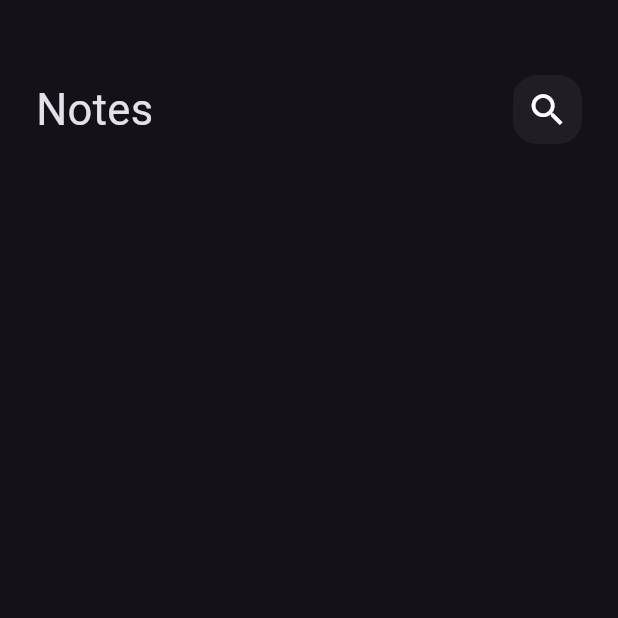
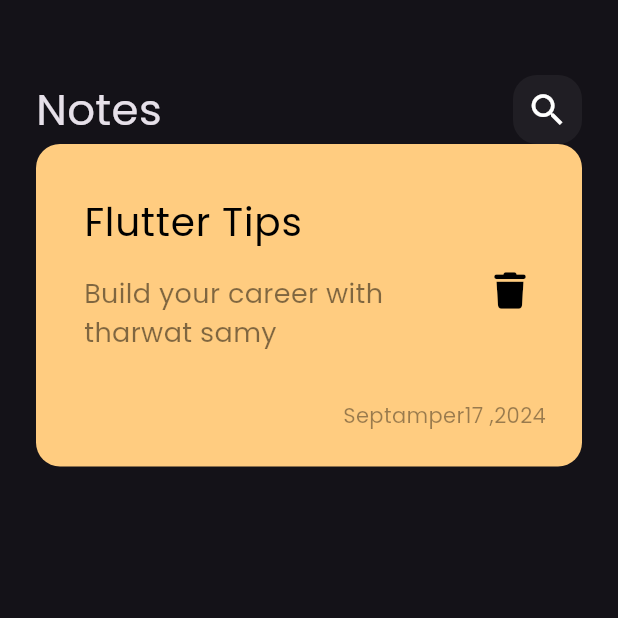
Before and after one commit to Fatma-kabil/Notes_App, a Flutter app: the screen it shows after launch, on a phone screen of 412 x 824 dp, the top half of it. Run offline on Flutter 3.47's test engine with Material 3 defaults, Android fonts, the phone set to English and light mode, and no system bars; our stand-ins replace font_awesome_flutter.

Commit message:
create custom note item

```diff
--- a/lib/main.dart
+++ b/lib/main.dart
@@ -3,7 +3,7 @@ import 'package:flutter/services.dart';
 import 'package:notes_app/views/notes_view.dart';
 
 void main() {
-  runApp(NotesApp());
+  runApp(const NotesApp());
 }
 
 class NotesApp extends StatelessWidget {
@@ -15,6 +15,7 @@ class NotesApp extends StatelessWidget {
     return MaterialApp(
       debugShowCheckedModeBanner: false,
       theme: ThemeData(
+        fontFamily: 'Poppins',
         brightness: Brightness.dark,
       ),
       home: const NotesView(),
--- /dev/null
+++ b/lib/widgets/custom_note_item.dart
@@ -0,0 +1,51 @@
+import 'package:flutter/material.dart';
+import 'package:font_awesome_flutter/font_awesome_flutter.dart';
+
+class NoteItem extends StatelessWidget {
+  const NoteItem({super.key});
+
+  @override
+  Widget build(BuildContext context) {
+    return Container(
+      padding: const EdgeInsets.only(
+        left: 16,
+        top: 24,
+        bottom: 24,
+      ),
+      decoration: BoxDecoration(
+          color: const Color(0xffFFCC80),
+          borderRadius: BorderRadius.circular(16)),
+      child: Column(
+        crossAxisAlignment: CrossAxisAlignment.end,
+        children: [
+          ListTile(
+            title: const Text(
+              'Flutter Tips',
+              style: TextStyle(color: Colors.black, fontSize: 26),
+            ),
+            subtitle: Padding(
+              padding: const EdgeInsets.only(top: 16, bottom: 24),
+              child: Text(
+                'Build your career with tharwat samy',
+                style: TextStyle(
+                    color: Colors.black.withOpacity(.5), fontSize: 18),
+              ),
+            ),
+            trailing: IconButton(
+                onPressed: () {},
+                icon: const Icon(
+                  FontAwesomeIcons.trash,
+                  color: Colors.black,
+                  size: 24,
+                )),
+          ),
+          Padding(
+            padding: const EdgeInsets.only(right: 24),
+            child: Text('Septamper17 ,2024',
+                style: TextStyle(color: Colors.black.withOpacity(.4))),
+          ),
+        ],
+      ),
+    );
+  }
+}
--- a/lib/widgets/notes_view_body.dart
+++ b/lib/widgets/notes_view_body.dart
@@ -1,5 +1,6 @@
 import 'package:flutter/material.dart';
 import 'package:notes_app/widgets/custom_app_bar.dart';
+import 'package:notes_app/widgets/custom_note_item.dart';
 
 class NotesViewBody extends StatelessWidget {
   const NotesViewBody({super.key});
@@ -9,7 +10,7 @@ class NotesViewBody extends StatelessWidget {
     return const Padding(
       padding: EdgeInsets.symmetric(horizontal: 24),
       child: Column(
-        children: [SizedBox(height: 50), CustomAppBar()],
+        children: [SizedBox(height: 50), CustomAppBar(), NoteItem()],
       ),
     );
   }
```
Also changed, not shown: pubspec.yaml (+5 -4 lines), assets/fonts/Poppins-Regular.ttf (added), pubspec.lock, 1 other file.
